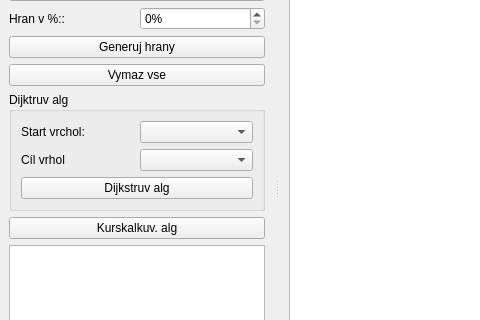
Before: the Qt Designer form mainwindow.ui in strakamartin/Grafy, drawn with Qt 5; both pictures show x 0 to 480 and y 106 to 426 of the 915 by 610 pixel window.
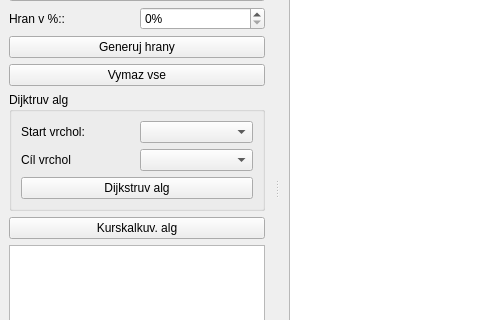
After: the same form once the commit is applied.

Commit message: Add zoom (Ctrl+scroll), target-vertex combo, start→target Dijkstra path, Euclidean edge weights

```diff
--- a/mainwindow.ui
+++ b/mainwindow.ui
@@ -149,7 +149,7 @@
         <item row="1" column="0">
          <widget class="QLabel" name="label_5">
           <property name="text">
-           <string>Cíl vrhol</string>
+           <string>Cíl vrchol</string>
           </property>
          </widget>
         </item>
```
The commit also changes 2 other files.
